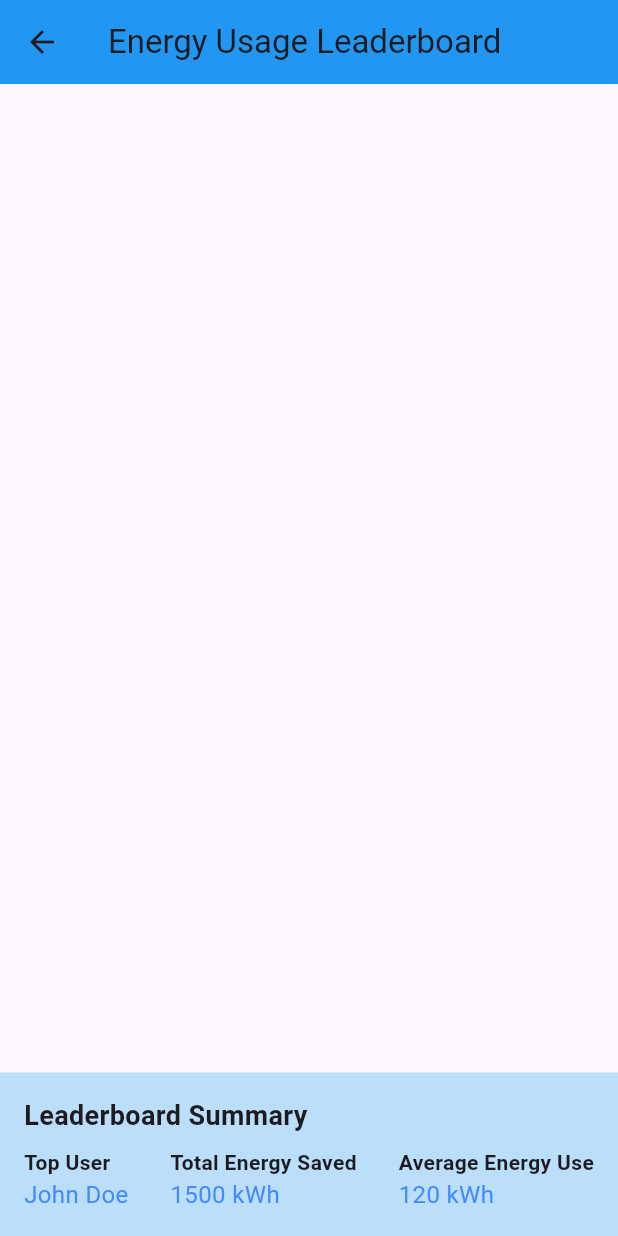
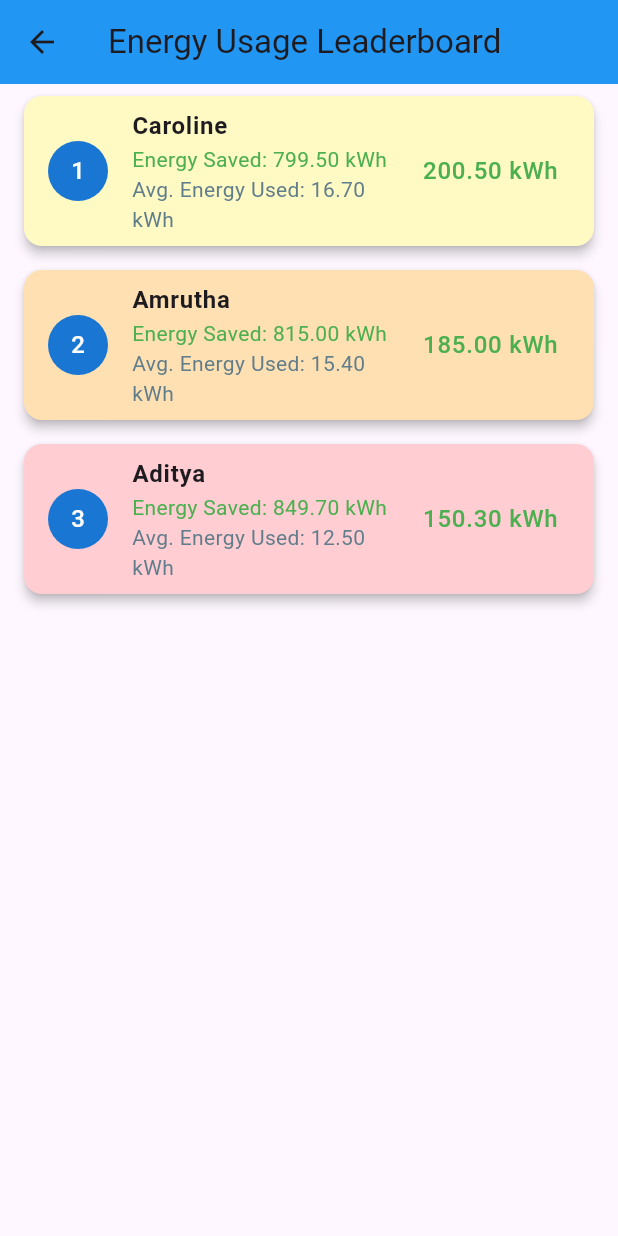
Before and after one commit to amruthabj/hackalite, a Flutter app: the LeaderboardPage screen opened directly, on a phone screen of 412 x 824 dp. Run offline on Flutter 3.47's test engine with Material 3 defaults, Android fonts, the phone set to English and light mode, and no system bars; our stand-ins replace cloud_firestore, firebase_auth, firebase_core, firebase_storage, fl_chart, image_picker; accounts and stored records are empty.

Commit message:
Update leaderboard_page.dart

```diff
--- a/lib/user_side/leaderboard_page.dart
+++ b/lib/user_side/leaderboard_page.dart
@@ -10,57 +10,7 @@ class LeaderboardPage extends StatelessWidget {
         title: Text('Energy Usage Leaderboard'),
         backgroundColor: Colors.blue,
       ),
-      body: Column(
-        children: [
-          Expanded(child: LeaderboardList()), // Expanded to take up remaining space
-          _buildStaticSummarySection(), // Static summary values
-        ],
-      ),
-    );
-  }
-
-  // Static values section at the bottom
-  Widget _buildStaticSummarySection() {
-    return Container(
-      color: Colors.blue.shade100,
-      padding: EdgeInsets.all(16.0),
-      child: Column(
-        crossAxisAlignment: CrossAxisAlignment.start,
-        children: [
-          Text(
-            'Leaderboard Summary',
-            style: TextStyle(
-              fontWeight: FontWeight.bold,
-              fontSize: 18,
-            ),
-          ),
-          SizedBox(height: 8),
-          Row(
-            mainAxisAlignment: MainAxisAlignment.spaceBetween,
-            children: [
-              _buildSummaryItem('Top User', 'John Doe'), // Static top user
-              _buildSummaryItem('Total Energy Saved', '1500 kWh'), // Static total energy
-              _buildSummaryItem('Average Energy Use', '120 kWh'), // Static average energy usage
-            ],
-          ),
-        ],
-      ),
-    );
-  }
-
-  Widget _buildSummaryItem(String title, String value) {
-    return Column(
-      crossAxisAlignment: CrossAxisAlignment.start,
-      children: [
-        Text(
-          title,
-          style: TextStyle(fontSize: 14, fontWeight: FontWeight.bold),
-        ),
-        Text(
-          value,
-          style: TextStyle(fontSize: 16, color: Colors.blueAccent),
-        ),
-      ],
+      body: LeaderboardList(),
     );
   }
 }
@@ -80,10 +30,13 @@ class LeaderboardList extends StatelessWidget {
 
       // Calculate total energy used by this user
       double totalEnergyUsed = await _calculateTotalEnergyUsed(userId);
+      double energySaved = 1000 - totalEnergyUsed; // Assuming 1000 is a baseline for energy saved
 
       leaderboardData.add({
         'name': userName,
         'totalEnergyUsed': totalEnergyUsed,
+        'energySaved': energySaved,
+        'averageEnergyUsed': totalEnergyUsed / 12, // Assuming it's calculated monthly
         'userId': userId,
       });
     }
@@ -135,14 +88,37 @@ class LeaderboardList extends StatelessWidget {
 
         final leaderboardData = snapshot.data ?? [];
 
+        // Adding static values
+        final staticData = [
+          {'name': 'Caroline', 'totalEnergyUsed': 200.5, 'energySaved': 799.5, 'averageEnergyUsed': 16.7},
+          {'name': 'Amrutha', 'totalEnergyUsed': 185.0, 'energySaved': 815.0, 'averageEnergyUsed': 15.4},
+          {'name': 'Aditya', 'totalEnergyUsed': 150.3, 'energySaved': 849.7, 'averageEnergyUsed': 12.5},
+        ];
+
+        // Combine dynamic data with static data
+        final combinedData = leaderboardData + staticData;
+
         return ListView.builder(
-          itemCount: leaderboardData.length,
+          itemCount: combinedData.length,
           itemBuilder: (context, index) {
-            final data = leaderboardData[index];
+            final data = combinedData[index];
+            Color cardColor;
+
+            // Set different colors for the first three users
+            if (index == 0) {
+              cardColor = Colors.yellow.shade100;
+            } else if (index == 1) {
+              cardColor = Colors.orange.shade100;
+            } else if (index == 2) {
+              cardColor = Colors.red.shade100;
+            } else {
+              cardColor = Colors.white;
+            }
 
             return Card(
               margin: EdgeInsets.symmetric(vertical: 8.0, horizontal: 16.0),
               elevation: 3,
+              color: cardColor, // Dynamic background color
               child: ListTile(
                 leading: CircleAvatar(
                   backgroundColor: Colors.blue.shade700,
@@ -154,6 +130,19 @@ class LeaderboardList extends StatelessWidget {
                 title: Text(
                   data['name'],
                   style: TextStyle(fontWeight: FontWeight.bold),
+                ),
+                subtitle: Column(
+                  crossAxisAlignment: CrossAxisAlignment.start,
+                  children: [
+                    Text(
+                      'Energy Saved: ${data['energySaved'].toStringAsFixed(2)} kWh', // Display energy saved
+                      style: TextStyle(color: Colors.green),
+                    ),
+                    Text(
+                      'Avg. Energy Used: ${data['averageEnergyUsed'].toStringAsFixed(2)} kWh', // Display average energy used
+                      style: TextStyle(color: Colors.blueGrey),
+                    ),
+                  ],
                 ),
                 trailing: Text(
                   '${data['totalEnergyUsed'].toStringAsFixed(2)} kWh', // Displaying energy usage
```
